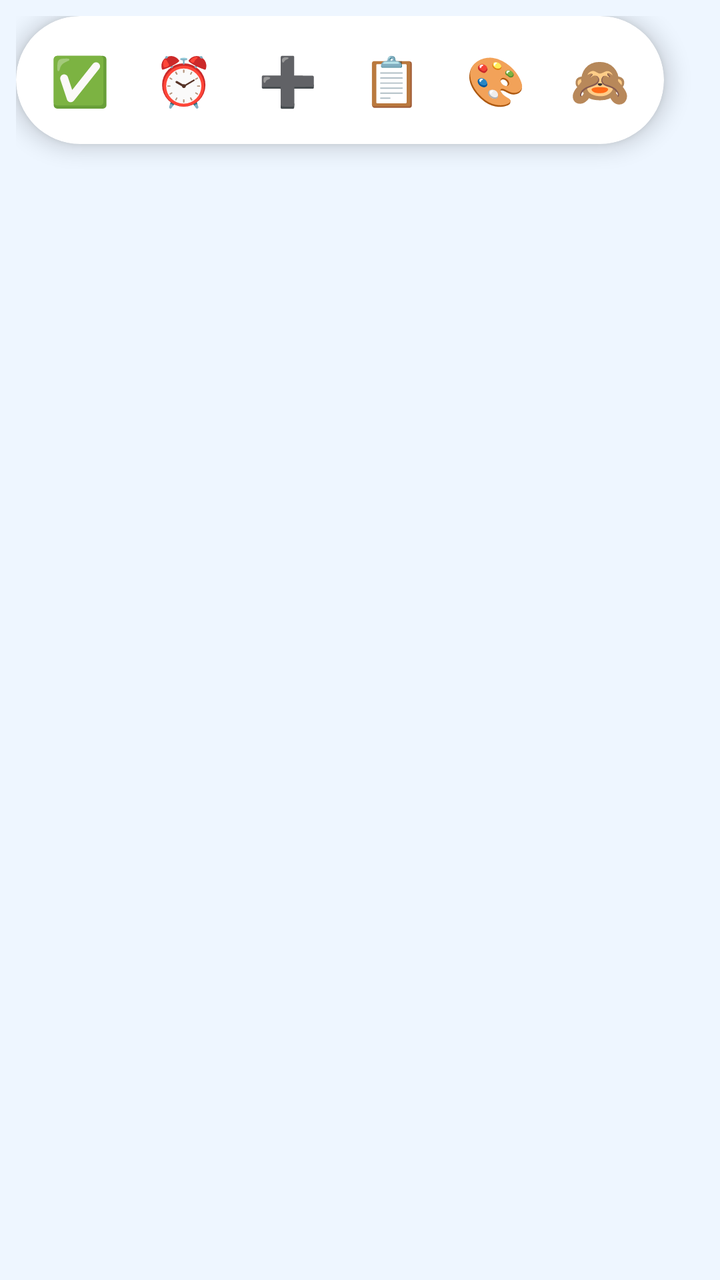
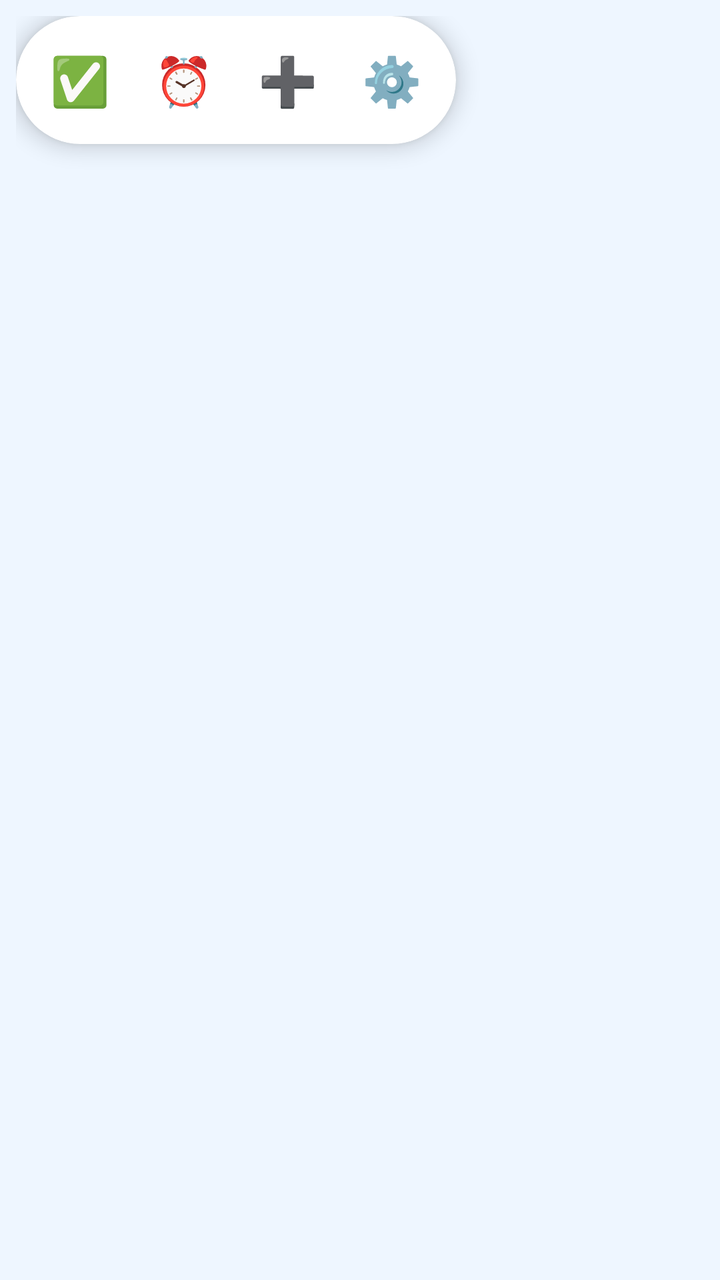

An Android layout rendered at two revisions. The XML below is the earlier revision; the diff shows what the commit changed to produce the second picture.
<!-- AndroidManifest.xml: application theme Theme.ReminderDucky -->
<!-- res/layout/quick_menu.xml -->
<?xml version="1.0" encoding="utf-8"?>
<FrameLayout xmlns:android="http://schemas.android.com/apk/res/android"
    xmlns:app="http://schemas.android.com/apk/res-auto"
    android:layout_width="wrap_content"
    android:layout_height="wrap_content"
    android:padding="8dp">

    <com.google.android.material.card.MaterialCardView
        android:layout_width="wrap_content"
        android:layout_height="wrap_content"
        app:cardBackgroundColor="@color/card"
        app:cardCornerRadius="32dp"
        app:cardElevation="6dp"
        app:strokeWidth="0dp">

        <LinearLayout
            android:layout_width="wrap_content"
            android:layout_height="wrap_content"
            android:orientation="horizontal"
            android:padding="6dp">

            <TextView android:id="@+id/menuDone" style="@style/MenuIcon" android:contentDescription="@string/menu_done" android:text="✅" />
            <TextView android:id="@+id/menuSnooze" style="@style/MenuIcon" android:contentDescription="@string/menu_snooze" android:text="⏰" />
            <TextView android:id="@+id/menuAdd" style="@style/MenuIcon" android:contentDescription="@string/menu_add" android:text="➕" />
            <TextView android:id="@+id/menuList" style="@style/MenuIcon" android:contentDescription="@string/menu_list" android:text="📋" />
            <TextView android:id="@+id/menuCustomize" style="@style/MenuIcon" android:contentDescription="@string/menu_customize" android:text="🎨" />
            <TextView android:id="@+id/menuHide" style="@style/MenuIcon" android:contentDescription="@string/menu_hide" android:text="🙈" />
        </LinearLayout>
    </com.google.android.material.card.MaterialCardView>
</FrameLayout>
<!-- resources referenced by this layout -->
<resources>
  <color name="card">#FFFFFF</color>
  <string name="menu_add">Add a reminder</string>
  <string name="menu_customize">Customize Ducky</string>
  <string name="menu_done">Mark as done</string>
  <string name="menu_hide">Hide Ducky for now</string>
  <string name="menu_list">View all reminders</string>
  <string name="menu_snooze">Snooze 10 minutes</string>
  <style name="MenuIcon">
          <item name="android:layout_width">48dp</item>
          <item name="android:layout_height">48dp</item>
          <item name="android:layout_margin">2dp</item>
          <item name="android:gravity">center</item>
          <item name="android:textSize">24sp</item>
          <item name="android:background">?attr/selectableItemBackgroundBorderless</item>
      </style>
  <style name="Theme.ReminderDucky" parent="Theme.Material3.DayNight.NoActionBar">
          <item name="colorPrimary">#2F7BF5</item>
          <item name="colorOnPrimary">#FFFFFF</item>
          <item name="colorPrimaryContainer">#D8E8FF</item>
          <item name="colorOnPrimaryContainer">#0B2A5C</item>
          <item name="colorSecondaryContainer">#FFE8A3</item>
          <item name="colorOnSecondaryContainer">#3A2A00</item>
          <item name="android:windowBackground">@color/page</item>
          <item name="materialCardViewStyle">@style/DuckCard</item>
      </style>
  <color name="page">#EEF6FF</color>
  <style name="DuckCard" parent="Widget.Material3.CardView.Elevated">
          <item name="cardCornerRadius">24dp</item>
          <item name="cardBackgroundColor">@color/card</item>
          <item name="cardElevation">2dp</item>
      </style>
</resources>

<!-- the commit's change to res/layout/quick_menu.xml (unified diff, before → after) -->
@@ -22,9 +22,7 @@
             <TextView android:id="@+id/menuDone" style="@style/MenuIcon" android:contentDescription="@string/menu_done" android:text="✅" />
             <TextView android:id="@+id/menuSnooze" style="@style/MenuIcon" android:contentDescription="@string/menu_snooze" android:text="⏰" />
             <TextView android:id="@+id/menuAdd" style="@style/MenuIcon" android:contentDescription="@string/menu_add" android:text="➕" />
-            <TextView android:id="@+id/menuList" style="@style/MenuIcon" android:contentDescription="@string/menu_list" android:text="📋" />
-            <TextView android:id="@+id/menuCustomize" style="@style/MenuIcon" android:contentDescription="@string/menu_customize" android:text="🎨" />
-            <TextView android:id="@+id/menuHide" style="@style/MenuIcon" android:contentDescription="@string/menu_hide" android:text="🙈" />
+            <TextView android:id="@+id/menuSettings" style="@style/MenuIcon" android:contentDescription="@string/menu_settings" android:text="⚙️" />
         </LinearLayout>
     </com.google.android.material.card.MaterialCardView>
 </FrameLayout>
<!-- resource entries referenced after the edit -->
@@ -2,10 +2,8 @@
 <resources>
   <color name="card">#FFFFFF</color>
   <string name="menu_add">Add a reminder</string>
-  <string name="menu_customize">Customize Ducky</string>
   <string name="menu_done">Mark as done</string>
-  <string name="menu_hide">Hide Ducky for now</string>
-  <string name="menu_list">View all reminders</string>
+  <string name="menu_settings">Settings</string>
   <string name="menu_snooze">Snooze 10 minutes</string>
   <style name="MenuIcon">
           <item name="android:layout_width">48dp</item>
